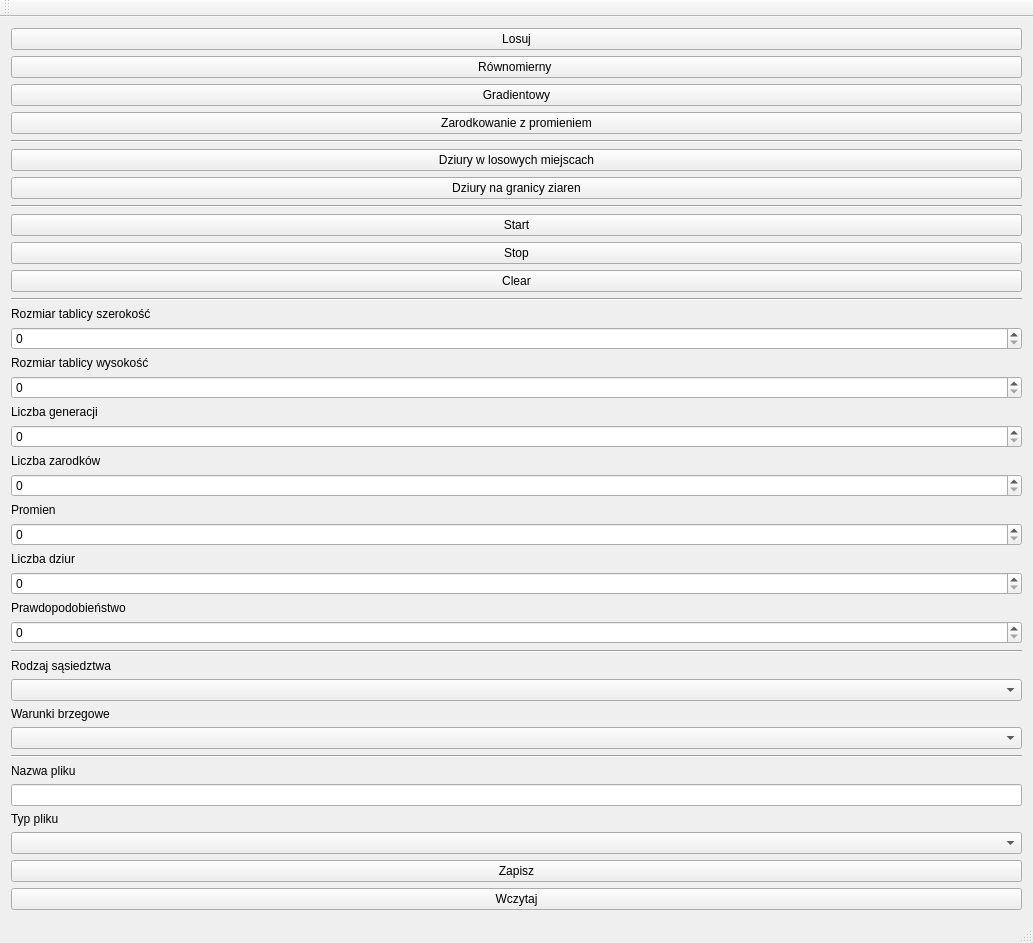
The window that mainwindow.ui (nx7400/MultiscaleModeling) describes before a commit, drawn with Qt 5.
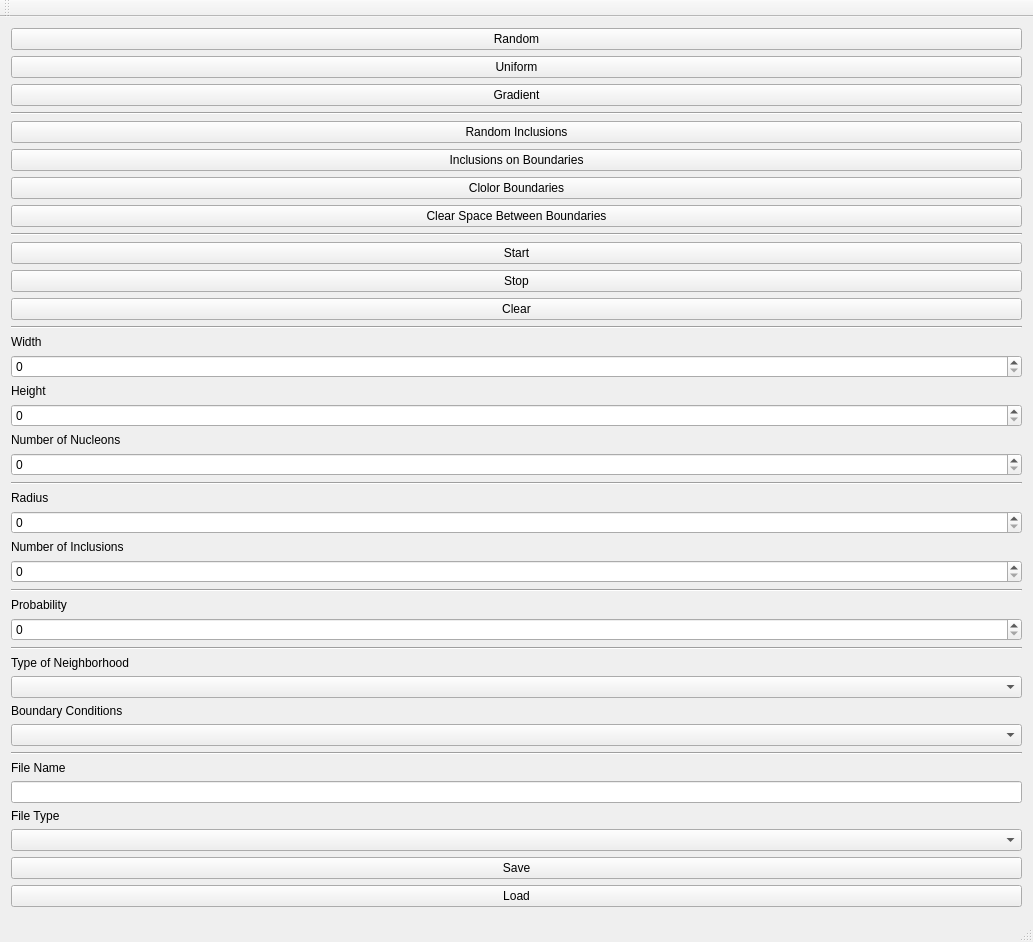
The same window after the commit.

Commit message: Added color boundaries feature. Change GUI language to English.

The edit to the form file:
```diff
--- a/mainwindow.ui
+++ b/mainwindow.ui
@@ -7,7 +7,7 @@
     <x>0</x>
     <y>0</y>
     <width>1033</width>
-    <height>916</height>
+    <height>942</height>
    </rect>
   </property>
   <property name="windowTitle">
@@ -23,28 +23,21 @@
       <item>
        <widget class="QPushButton" name="randSeedButton">
         <property name="text">
-         <string>Losuj</string>
+         <string>Random</string>
         </property>
        </widget>
       </item>
       <item>
        <widget class="QPushButton" name="regularSeedButton">
         <property name="text">
-         <string>Równomierny </string>
+         <string>Uniform</string>
         </property>
        </widget>
       </item>
       <item>
        <widget class="QPushButton" name="pushButton">
         <property name="text">
-         <string>Gradientowy</string>
-        </property>
-       </widget>
-      </item>
-      <item>
-       <widget class="QPushButton" name="pushButton_2">
-        <property name="text">
-         <string>Zarodkowanie z promieniem</string>
+         <string>Gradient</string>
         </property>
        </widget>
       </item>
@@ -58,14 +51,28 @@
       <item>
        <widget class="QPushButton" name="randomHolesButton">
         <property name="text">
-         <string>Dziury w losowych miejscach</string>
+         <string>Random Inclusions</string>
         </property>
        </widget>
       </item>
       <item>
        <widget class="QPushButton" name="pushButton_3">
         <property name="text">
-         <string>Dziury na granicy ziaren</string>
+         <string>Inclusions on Boundaries</string>
+        </property>
+       </widget>
+      </item>
+      <item>
+       <widget class="QPushButton" name="pushButton_4">
+        <property name="text">
+         <string>Clolor Boundaries</string>
+        </property>
+       </widget>
+      </item>
+      <item>
+       <widget class="QPushButton" name="pushButton_5">
+        <property name="text">
+         <string>Clear Space Between Boundaries</string>
         </property>
        </widget>
       </item>
@@ -107,7 +114,7 @@
       <item>
        <widget class="QLabel" name="label">
         <property name="text">
-         <string>Rozmiar tablicy szerokość</string>
+         <string>Width</string>
         </property>
        </widget>
       </item>
@@ -117,37 +124,34 @@
       <item>
        <widget class="QLabel" name="label_4">
         <property name="text">
-         <string>Rozmiar tablicy wysokość</string>
+         <string>Height</string>
         </property>
        </widget>
       </item>
       <item>
        <widget class="QSpinBox" name="tabHeightSpinBox"/>
       </item>
-      <item>
-       <widget class="QLabel" name="label_2">
-        <property name="text">
-         <string>Liczba generacji</string>
-        </property>
-       </widget>
-      </item>
-      <item>
-       <widget class="QSpinBox" name="generationSpinBox"/>
-      </item>
       <item>
        <widget class="QLabel" name="label_3">
         <property name="text">
-         <string>Liczba zarodków</string>
+         <string>Number of Nucleons</string>
         </property>
        </widget>
       </item>
       <item>
        <widget class="QSpinBox" name="numberOfSeedSpinBox"/>
       </item>
+      <item>
+       <widget class="Line" name="line_6">
+        <property name="orientation">
+         <enum>Qt::Horizontal</enum>
+        </property>
+       </widget>
+      </item>
       <item>
        <widget class="QLabel" name="label_7">
         <property name="text">
-         <string>Promien</string>
+         <string>Radius</string>
         </property>
        </widget>
       </item>
@@ -157,17 +161,24 @@
       <item>
        <widget class="QLabel" name="label_8">
         <property name="text">
-         <string>Liczba dziur</string>
+         <string>Number of Inclusions</string>
         </property>
        </widget>
       </item>
       <item>
        <widget class="QSpinBox" name="numberOfHolesSpinBox"/>
       </item>
+      <item>
+       <widget class="Line" name="line_7">
+        <property name="orientation">
+         <enum>Qt::Horizontal</enum>
+        </property>
+       </widget>
+      </item>
       <item>
        <widget class="QLabel" name="label_11">
         <property name="text">
-         <string>Prawdopodobieństwo</string>
+         <string>Probability</string>
         </property>
        </widget>
       </item>
@@ -184,7 +195,7 @@
       <item>
        <widget class="QLabel" name="label_5">
         <property name="text">
-         <string>Rodzaj sąsiedztwa</string>
+         <string>Type of Neighborhood</string>
         </property>
        </widget>
       </item>
@@ -194,7 +205,7 @@
       <item>
        <widget class="QLabel" name="label_6">
         <property name="text">
-         <string>Warunki brzegowe</string>
+         <string>Boundary Conditions</string>
         </property>
        </widget>
       </item>
@@ -211,7 +222,7 @@
       <item>
        <widget class="QLabel" name="label_9">
         <property name="text">
-         <string>Nazwa pliku</string>
+         <string>File Name</string>
         </property>
        </widget>
       </item>
@@ -228,7 +239,7 @@
       <item>
        <widget class="QLabel" name="label_10">
         <property name="text">
-         <string>Typ pliku</string>
+         <string>File Type</string>
         </property>
        </widget>
       </item>
@@ -238,14 +249,14 @@
       <item>
        <widget class="QPushButton" name="saveFileButton">
         <property name="text">
-         <string>Zapisz</string>
+         <string>Save</string>
         </property>
        </widget>
       </item>
       <item>
        <widget class="QPushButton" name="loadFileButton">
         <property name="text">
-         <string>Wczytaj</string>
+         <string>Load</string>
         </property>
        </widget>
       </item>
```
The commit also changes 5 other files.
